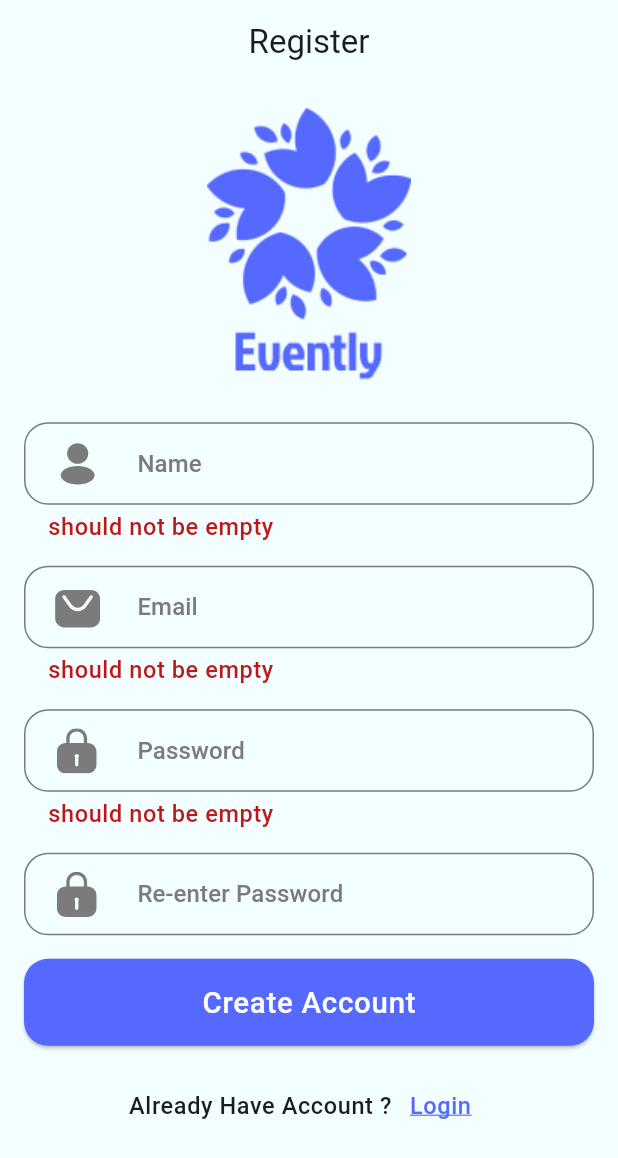
After one commit to mo7amed-tarek/evently_app, a Flutter app: the RegisterScreen screen opened by its route, after a tap on "Create Account", on a phone screen of 412 x 824 dp. The commit adds this screen. Shown: the top 1158 px of the screen. Run offline on Flutter 3.47's test engine with Material 3 defaults, Android fonts, the phone set to English and light mode, and no system bars; our stand-ins replace animated_toggle_switch, dots_indicator, easy_localization, flutter_animate, flutter_screenutil, flutter_svg and 1 more; accounts and stored records are empty.

Commit message:
+register screen + handel theme

```diff
--- a/lib/Ui/on/onboarding_screen.dart
+++ b/lib/Ui/on/onboarding_screen.dart
@@ -1,10 +1,13 @@
 import 'package:dots_indicator/dots_indicator.dart';
+import 'package:evently_app/Ui/register/screens/register_screen.dart';
 import 'package:evently_app/core/resoources/assets_manager.dart';
 import 'package:evently_app/model/onboarding_content.dart';
 import 'package:flutter/material.dart';
 import 'package:flutter_screenutil/flutter_screenutil.dart';
 
 class OnboardingScreen extends StatefulWidget {
+  static const String routeName = "onbordingscreen";
+
   const OnboardingScreen({super.key});
 
   @override
@@ -27,6 +30,8 @@ class _OnboardingScreenState extends State<OnboardingScreen> {
         duration: const Duration(milliseconds: 300),
         curve: Curves.easeInOut,
       );
+    } else {
+      Navigator.pushReplacementNamed(context, RegisterScreen.routeName);
     }
   }
 
@@ -69,7 +74,6 @@ class _OnboardingScreenState extends State<OnboardingScreen> {
                         Image.asset(
                           OnboardingContent.contents[index].image2(context),
                         ),
-
                         SizedBox(height: 28.h),
                         Text(
                           OnboardingContent.contents[index].description,
@@ -88,7 +92,6 @@ class _OnboardingScreenState extends State<OnboardingScreen> {
                 },
               ),
             ),
-
             Padding(
               padding: EdgeInsets.symmetric(vertical: 10.h),
               child: Row(
@@ -114,7 +117,6 @@ class _OnboardingScreenState extends State<OnboardingScreen> {
                         ),
                       ),
                     ),
-
                   // Dots Indicator
                   Expanded(
                     child: DotsIndicator(
@@ -131,7 +133,6 @@ class _OnboardingScreenState extends State<OnboardingScreen> {
                       ),
                     ),
                   ),
-
                   GestureDetector(
                     onTap: nextPage,
                     child: Container(
--- /dev/null
+++ b/lib/Ui/register/screens/register_screen.dart
@@ -0,0 +1,156 @@
+import 'package:evently_app/core/resoources/assets_manager.dart';
+import 'package:evently_app/core/resoources/constants.dart';
+import 'package:evently_app/core/resoources/strings_manager.dart';
+import 'package:evently_app/core/reusable_components/custom_buttom.dart';
+import 'package:evently_app/core/reusable_components/custom_field.dart';
+import 'package:flutter/material.dart';
+import 'package:flutter_screenutil/flutter_screenutil.dart';
+
+class RegisterScreen extends StatefulWidget {
+  static const String routeName = "register";
+
+  const RegisterScreen({super.key});
+
+  @override
+  State<RegisterScreen> createState() => _RegisterScreenState();
+}
+
+class _RegisterScreenState extends State<RegisterScreen> {
+  late TextEditingController nameConroller;
+  late TextEditingController emailConroller;
+  late TextEditingController passConroller;
+  late TextEditingController repassConroller;
+  GlobalKey<FormState> formkay = GlobalKey<FormState>();
+  @override
+  void initState() {
+    super.initState();
+    nameConroller = TextEditingController();
+    emailConroller = TextEditingController();
+    passConroller = TextEditingController();
+    repassConroller = TextEditingController();
+  }
+
+  @override
+  void dispose() {
+    super.dispose();
+    nameConroller.dispose();
+    emailConroller.dispose();
+    passConroller.dispose();
+    repassConroller.dispose();
+  }
+
+  @override
+  Widget build(BuildContext context) {
+    return Scaffold(
+      appBar: AppBar(
+        automaticallyImplyLeading: false,
+        title: Text(StringsManager.register),
+      ),
+      body: Padding(
+        padding: const EdgeInsets.all(16),
+        child: Form(
+          key: formkay,
+          child: SingleChildScrollView(
+            child: Column(
+              children: [
+                Image.asset(AssetsManager.logo),
+                SizedBox(height: 24.h),
+                CustomField(
+                  hint: StringsManager.name,
+                  controller: nameConroller,
+                  prefixpath: AssetsManager.name,
+                  validation: (value) {
+                    if (value == null || value.isEmpty) {
+                      return "should not be empty";
+                    }
+                    return null;
+                  },
+                  kyboard: TextInputType.name,
+                ),
+                SizedBox(height: 16.h),
+                CustomField(
+                  hint: StringsManager.email,
+                  controller: emailConroller,
+                  prefixpath: AssetsManager.email,
+                  validation: (value) {
+                    if (value == null || value.isEmpty) {
+                      return "should not be empty";
+                    }
+                    if (!RegExp(emailRegex).hasMatch(value)) {
+                      return "Email not valiad";
+                    }
+                    return null;
+                  },
+                  kyboard: TextInputType.emailAddress,
+                ),
+                SizedBox(height: 16.h),
+                CustomField(
+                  hint: StringsManager.password,
+                  obscure: true,
+                  controller: passConroller,
+                  prefixpath: AssetsManager.pass,
+                  validation: (value) {
+                    if (value == null || value.isEmpty) {
+                      return "should not be empty";
+                    }
+                    if (value.length < 8) {
+                      return "Password shouln't be less than 8 char";
+                    }
+                    return null;
+                  },
+                  kyboard: TextInputType.visiblePassword,
+                ),
+                SizedBox(height: 16.h),
+                CustomField(
+                  hint: StringsManager.repassword,
+                  obscure: true,
+                  controller: repassConroller,
+                  prefixpath: AssetsManager.repass,
+                  validation: (value) {
+                    if (value != passConroller.text) {
+                      return " Not same as password";
+                    }
+                    return null;
+                  },
+                  kyboard: TextInputType.visiblePassword,
+                ),
+                SizedBox(height: 16.h),
+                SizedBox(
+                  width: double.infinity,
+                  child: CustomButton(
+                    title: StringsManager.createAccount,
+                    onClick: () {
+                      formkay.currentState?.validate();
+                    },
+                  ),
+                ),
+                SizedBox(height: 16.h),
+                Row(
+                  mainAxisAlignment: MainAxisAlignment.center,
+                  children: [
+                    Text(
+                      StringsManager.alreadyHaveAccount,
+                      style: Theme.of(context).textTheme.bodySmall,
+                    ),
+                    TextButton(
+                      onPressed: () {},
+                      child: Text(
+                        StringsManager.login,
+                        style: Theme.of(context).textTheme.bodySmall?.copyWith(
+                          color: Theme.of(context).colorScheme.primary,
+                          decoration: TextDecoration.underline,
+                          decorationColor:
+                              Theme.of(context).colorScheme.primary,
+                        ),
+                      ),
+                    ),
+                  ],
+                ),
+              ],
+            ),
+          ),
+        ),
+      ),
+    );
+  }
+}
--- a/lib/core/resoources/app_style.dart
+++ b/lib/core/resoources/app_style.dart
@@ -8,9 +8,17 @@ class AppStyle {
   static ThemeData lightTheme = ThemeData(
     scaffoldBackgroundColor: ColorManager.lightbackground,
     appBarTheme: AppBarTheme(
+      scrolledUnderElevation: 0,
+      shadowColor: Colors.transparent,
       backgroundColor: Colors.transparent,
       centerTitle: true,
+      titleTextStyle: TextStyle(
+        fontWeight: FontWeight.w400,
+        fontSize: 22,
+        color: ColorManager.black,
+      ),
     ),
+
     colorScheme: ColorScheme.fromSeed(
       seedColor: Colors.deepPurple,
       primary: ColorManager.blue,
@@ -18,7 +26,9 @@ class AppStyle {
       tertiary: ColorManager.red,
       brightness: Brightness.light,
       onPrimary: Colors.white,
+      onPrimaryContainer: ColorManager.grey,
     ),
+
     textTheme: TextTheme(
       labelMedium: TextStyle(
         fontSize: 20.h,
@@ -35,13 +45,25 @@ class AppStyle {
         fontWeight: FontWeight.w500,
         fontSize: 16.sp,
       ),
+      titleSmall: TextStyle(
+        fontSize: 16,
+        fontWeight: FontWeight.w500,
+        color: ColorManager.grey,
+      ),
     ),
   );
   static ThemeData darkTheme = ThemeData(
     scaffoldBackgroundColor: ColorManager.darkbackground,
     appBarTheme: AppBarTheme(
+      scrolledUnderElevation: 0,
+      shadowColor: Colors.transparent,
       backgroundColor: Colors.transparent,
       centerTitle: true,
+      titleTextStyle: TextStyle(
+        fontWeight: FontWeight.w400,
+        fontSize: 22,
+        color: ColorManager.blue,
+      ),
     ),
     colorScheme: ColorScheme.fromSeed(
       seedColor: Colors.deepPurple,
@@ -50,6 +72,7 @@ class AppStyle {
       tertiary: ColorManager.red,
       brightness: Brightness.dark,
       onPrimary: Colors.black,
+      onPrimaryContainer: ColorManager.withe,
     ),
     textTheme: TextTheme(
       labelMedium: TextStyle(
@@ -67,6 +90,11 @@ class AppStyle {
         fontWeight: FontWeight.w500,
         fontSize: 16.sp,
       ),
+      titleSmall: TextStyle(
+        fontSize: 16,
+        fontWeight: FontWeight.w500,
+        color: ColorManager.withe,
+      ),
     ),
   );
 }
--- a/lib/core/resoources/assets_manager.dart
+++ b/lib/core/resoources/assets_manager.dart
@@ -14,4 +14,8 @@ abstract final class AssetsManager {
   static const String on3 = ("assets/image/on_3.png");
   static const String on2Dark = ("assets/image/on2_dark.png");
   static const String on3Dark = ("assets/image/on3_dark.png");
+  static const String name = ("assets/image/person.svg");
+  static const String email = ("assets/image/email.svg");
+  static const String pass = ("assets/image/lock.svg");
+  static const String repass = ("assets/image/repass.svg");
 }
--- a/lib/core/resoources/color_manager.dart
+++ b/lib/core/resoources/color_manager.dart
@@ -7,4 +7,5 @@ abstract final class ColorManager {
   static const Color black = Color(0xff1C1C1C);
   static const Color withe = Color(0xffF4EBDC);
   static const Color red = Color(0xffFF5659);
+  static const Color grey = Color(0xff7B7B7B);
 }
--- /dev/null
+++ b/lib/core/resoources/constants.dart
@@ -0,0 +1 @@
+String emailRegex = r'^[a-zA-Z0-9._%+-]+@[a-zA-Z0-9.-]+\.[a-zA-Z]{2,}$';
--- a/lib/core/resoources/strings_manager.dart
+++ b/lib/core/resoources/strings_manager.dart
@@ -1,15 +1,28 @@
 import 'package:easy_localization/easy_localization.dart';
 
 abstract final class StringsManager {
+  // Onboarding Strings
   static String get startTitle => 'startTitle'.tr();
   static String get startDesc => 'startDesc'.tr();
   static String get language => 'language'.tr();
   static String get theme => 'theme'.tr();
   static String get letsStart => 'letsStart'.tr();
+
+  // Onboarding Screens Content
   static String get onTitle1 => 'on_title'.tr();
   static String get onDesc1 => 'on_description'.tr();
   static String get onTitle2 => 'on_title2'.tr();
   static String get onDesc2 => 'on_description2'.tr();
   static String get onTitle3 => 'on_title3'.tr();
   static String get onDesc3 => 'on_description3'.tr();
+
+  // Authentication Strings
+  static String get register => 'register'.tr();
+  static String get name => 'name'.tr();
+  static String get email => 'email'.tr();
+  static String get password => 'password'.tr();
+  static String get repassword => 'repassword'.tr();
+  static String get createAccount => 'Create Account'.tr();
+  static String get alreadyHaveAccount => 'Already Have Account ?'.tr();
+  static String get login => "login".tr();
 }
--- /dev/null
+++ b/lib/core/reusable_components/custom_field.dart
@@ -0,0 +1,68 @@
+import 'package:evently_app/core/resoources/color_manager.dart';
+import 'package:flutter/material.dart';
+import 'package:flutter_screenutil/flutter_screenutil.dart';
+import 'package:flutter_svg/flutter_svg.dart';
+
+class CustomField extends StatelessWidget {
+  final String? Function(String?)? validation;
+  final String hint;
+  final String prefixpath;
+  final TextEditingController controller;
+  final TextInputType kyboard;
+  final bool obscure;
+
+  const CustomField({
+    super.key,
+    required this.validation,
+    required this.controller,
+    required this.hint,
+    required this.prefixpath,
+    required this.kyboard,
+    this.obscure = false,
+  });
+
+  @override
+  Widget build(BuildContext context) {
+    return TextFormField(
+      validator: validation,
+      controller: controller,
+      style: Theme.of(context).textTheme.titleSmall,
+      keyboardType: kyboard,
+      obscureText: obscure,
+      obscuringCharacter: "*",
+      decoration: InputDecoration(
+        hintStyle: Theme.of(context).textTheme.titleSmall,
+        hintText: hint,
+        enabledBorder: OutlineInputBorder(
+          borderRadius: BorderRadius.circular(16),
+          borderSide: BorderSide(color: ColorManager.grey),
+        ),
+        focusedBorder: OutlineInputBorder(
+          borderRadius: BorderRadius.circular(16),
+          borderSide: BorderSide(color: ColorManager.grey),
+        ),
+        errorBorder: OutlineInputBorder(
+          borderRadius: BorderRadius.circular(16),
+          borderSide: BorderSide(color: ColorManager.grey),
+        ),
+        focusedErrorBorder: OutlineInputBorder(
+          borderRadius: BorderRadius.circular(16),
+          borderSide: BorderSide(color: ColorManager.grey),
+        ),
+        prefixIconConstraints: BoxConstraints(maxHeight: 80.h, maxWidth: 80.w),
+        prefixIcon: Padding(
+          padding: const EdgeInsets.symmetric(horizontal: 19),
+          child: SvgPicture.asset(
+            prefixpath,
+            height: 32.h,
+            width: 32.w,
+            colorFilter: ColorFilter.mode(
+              Theme.of(context).colorScheme.onPrimaryContainer,
+              BlendMode.srcIn,
+            ),
+          ),
+        ),
+      ),
+    );
+  }
+}
--- a/lib/main.dart
+++ b/lib/main.dart
@@ -1,3 +1,5 @@
+import 'package:evently_app/Ui/on/onboarding_screen.dart';
+import 'package:evently_app/Ui/register/screens/register_screen.dart';
 import 'package:evently_app/core/prefs_manager.dart';
 import 'package:evently_app/providers/theme_provider.dart';
 import 'package:flutter/material.dart';
@@ -51,6 +53,8 @@ class MyApp extends StatelessWidget {
           routes: {
             SplashScreen.routeName: (_) => const SplashScreen(),
             StartScreen.routeName: (_) => const StartScreen(),
+            OnboardingScreen.routeName: (_) => const OnboardingScreen(),
+            RegisterScreen.routeName: (_) => const RegisterScreen(),
           },
           initialRoute: SplashScreen.routeName,
         );
```
Also changed, not shown: assets/translations/ar.json (+13 -5 lines), assets/translations/en.json (+11 -4 lines), assets/image/email.svg (added), assets/image/lock.svg (added), assets/image/person.svg (added), assets/image/repass.svg (added).
